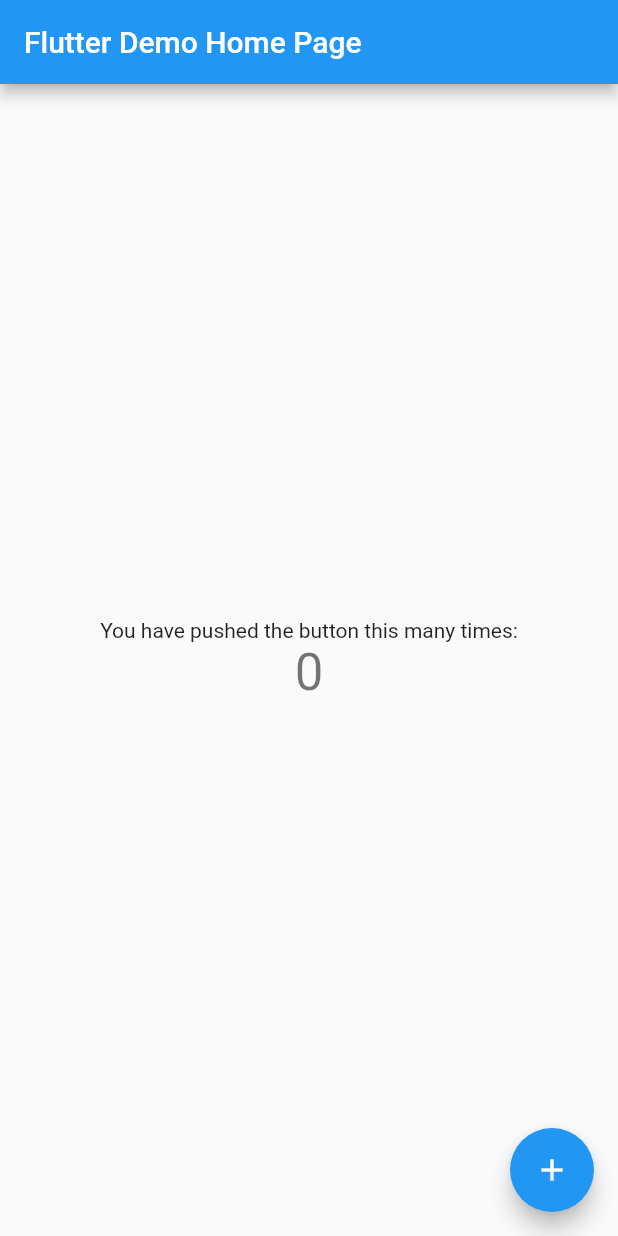
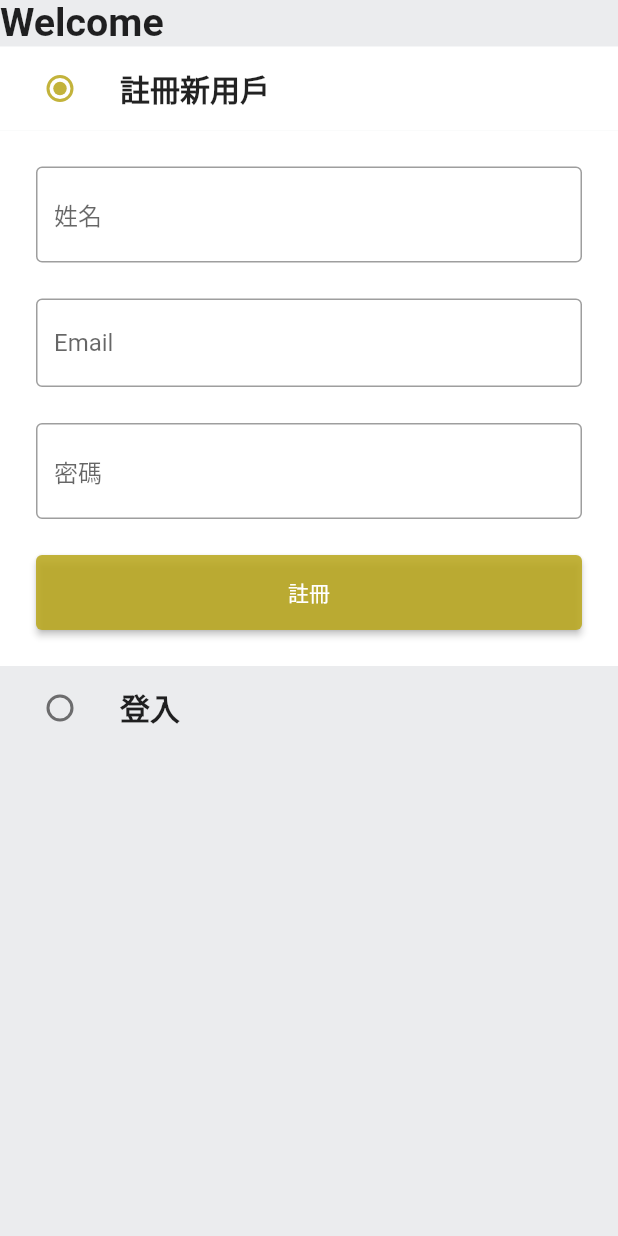
Before and after one commit to atomjay/Flutter_EC_Demo, a Flutter app: the screen it shows after launch, on a phone screen of 412 x 824 dp. Run offline on Flutter 3.47's test engine with Material 2 defaults, Android fonts, the phone set to English and light mode, and no system bars; our stand-ins replace velocity_x.

Commit message:
day1 complete

```diff
--- /dev/null
+++ b/lib/common/widgets/custom_button.dart
@@ -0,0 +1,24 @@
+// ignore_for_file: public_member_api_docs, sort_constructors_first
+import 'package:flutter/material.dart';
+
+class CustomButton extends StatelessWidget {
+  final String btnText;
+  final VoidCallback onTab;
+  const CustomButton({
+    Key? key,
+    required this.btnText,
+    required this.onTab,
+  }) : super(key: key);
+
+  @override
+  Widget build(BuildContext context) {
+    return ElevatedButton(
+        onPressed: onTab,
+        child: Text(
+          btnText,
+        ),
+        style: ElevatedButton.styleFrom(
+          minimumSize: Size(double.infinity, 50.0),
+        ));
+  }
+}
--- /dev/null
+++ b/lib/common/widgets/custom_textfield.dart
@@ -0,0 +1,39 @@
+// ignore_for_file: public_member_api_docs, sort_constructors_first
+import 'package:flutter/material.dart';
+
+class CustomTextField extends StatelessWidget {
+  final TextEditingController controller;
+  final String hintText;
+
+  const CustomTextField({
+    Key? key,
+    required this.controller,
+    required this.hintText,
+  }) : super(key: key);
+
+  @override
+  Widget build(BuildContext context) {
+    return TextFormField(
+      controller: controller,
+      decoration: InputDecoration(
+        hintText: hintText,
+        border: const OutlineInputBorder(
+          borderSide: BorderSide(
+            color: Colors.black38,
+          ),
+        ),
+        enabledBorder: const OutlineInputBorder(
+          borderSide: BorderSide(
+            color: Colors.black38,
+          ),
+        ),
+      ),
+      validator: (val) {
+        if (val == null || val.isEmpty) {
+          return '請輸入你的$hintText';
+        }
+        return null;
+      },
+    );
+  }
+}
--- /dev/null
+++ b/lib/constants/global_variables.dart
@@ -0,0 +1,52 @@
+import 'package:flutter/material.dart';
+
+String uri = 'http://localhost:3000';
+
+class GlobalVariables {
+  // COLORS
+  static const appBarGradient = LinearGradient(
+    colors: [
+      Color.fromARGB(255, 29, 201, 192),
+      Color.fromARGB(255, 125, 221, 216),
+    ],
+    stops: [0.5, 1.0],
+  );
+
+  static const secondaryColor = Color.fromARGB(223, 186, 168, 31);
+  static const backgroundColor = Colors.white;
+  static const Color greyBackgroundColor = Color(0xffebecee);
+  static var selectedNavBarColor = Colors.cyan[800]!;
+  static const unselectedNavBarColor = Colors.black87;
+
+  // STATIC IMAGES
+  static const List<String> carouselImages = [
+    'https://images-eu.ssl-images-amazon.com/images/G/31/img21/Wireless/WLA/TS/D37847648_Accessories_savingdays_Jan22_Cat_PC_1500.jpg',
+    'https://images-eu.ssl-images-amazon.com/images/G/31/img2021/Vday/bwl/English.jpg',
+    'https://images-eu.ssl-images-amazon.com/images/G/31/img22/Wireless/AdvantagePrime/BAU/14thJan/D37196025_IN_WL_AdvantageJustforPrime_Jan_Mob_ingress-banner_1242x450.jpg',
+    'https://images-na.ssl-images-amazon.com/images/G/31/Symbol/2020/00NEW/1242_450Banners/PL31_copy._CB432483346_.jpg',
+    'https://images-na.ssl-images-amazon.com/images/G/31/img21/shoes/September/SSW/pc-header._CB641971330_.jpg',
+  ];
+
+  static const List<Map<String, String>> categoryImages = [
+    {
+      'title': 'Mobiles',
+      'image': 'assets/images/mobiles.jpeg',
+    },
+    {
+      'title': 'Essentials',
+      'image': 'assets/images/essentials.jpeg',
+    },
+    {
+      'title': 'Appliances',
+      'image': 'assets/images/appliances.jpeg',
+    },
+    {
+      'title': 'Books',
+      'image': 'assets/images/books.jpeg',
+    },
+    {
+      'title': 'Fashion',
+      'image': 'assets/images/fashion.jpeg',
+    },
+  ];
+}
--- /dev/null
+++ b/lib/features/auth/screens/auth_screen.dart
@@ -0,0 +1,151 @@
+import 'package:ec/common/widgets/custom_button.dart';
+import 'package:ec/common/widgets/custom_textfield.dart';
+import 'package:ec/constants/global_variables.dart';
+import 'package:ec/features/auth/services/auth_service.dart';
+import 'package:flutter/material.dart';
+import "package:velocity_x/velocity_x.dart";
+
+enum Auth {
+  signin,
+  signup,
+}
+
+class AuthScreen extends StatefulWidget {
+  static const String routeName = '/auth-screen';
+  const AuthScreen({super.key});
+
+  @override
+  State<AuthScreen> createState() => _AuthScreenState();
+}
+
+class _AuthScreenState extends State<AuthScreen> {
+  Auth _auth = Auth.signup;
+  final _signUpFormKey = GlobalKey<FormState>();
+  final _signInFormKey = GlobalKey<FormState>();
+  final AuthService authService = AuthService();
+
+  final TextEditingController _emailController = TextEditingController();
+  final TextEditingController _passwordController = TextEditingController();
+  final TextEditingController _nameController = TextEditingController();
+
+  @override
+  void dispose() {
+    super.dispose();
+    _emailController.dispose();
+    _passwordController.dispose();
+    _nameController.dispose();
+  }
+
+  void signUpUser() {
+    authService.signUpUser(
+        email: _emailController.text,
+        password: _passwordController.text,
+        name: _nameController.text,
+        context: context);
+  }
+
+  @override
+  Widget build(BuildContext context) {
+    return Scaffold(
+        backgroundColor: GlobalVariables.greyBackgroundColor,
+        body: SafeArea(
+          child: Column(
+            crossAxisAlignment: CrossAxisAlignment.start,
+            children: [
+              Text('Welcome').text.xl3.bold.make(),
+              ListTile(
+                tileColor: _auth == Auth.signup
+                    ? GlobalVariables.backgroundColor
+                    : GlobalVariables.greyBackgroundColor,
+                title: Text('註冊新用戶').text.xl.bold.make(),
+                leading: Radio(
+                    activeColor: GlobalVariables.secondaryColor,
+                    value: Auth.signup,
+                    groupValue: _auth,
+                    onChanged: (Auth? value) {
+                      setState(() {
+                        _auth = value!;
+                      });
+                    }),
+              ),
+              if (_auth == Auth.signup)
+                Container(
+                  padding: EdgeInsets.all(24.0),
+                  color: GlobalVariables.backgroundColor,
+                  child: Form(
+                    key: _signUpFormKey,
+                    child: Column(
+                      children: [
+                        CustomTextField(
+                          hintText: '姓名',
+                          controller: _nameController,
+                        ),
+                        SizedBox().p12(),
+                        CustomTextField(
+                          hintText: 'Email',
+                          controller: _emailController,
+                        ),
+                        SizedBox().p12(),
+                        CustomTextField(
+                          hintText: '密碼',
+                          controller: _passwordController,
+                        ),
+                        SizedBox().p12(),
+                        CustomButton(
+                          btnText: '註冊',
+                          onTab: () {
+                            if (_signUpFormKey.currentState!.validate()) {
+                              signUpUser();
+                            }
+                          },
+                        )
+                      ],
+                    ),
+                  ),
+                ),
+              ListTile(
+                tileColor: _auth == Auth.signin
+                    ? GlobalVariables.backgroundColor
+                    : GlobalVariables.greyBackgroundColor,
+                title: Text('登入').text.xl.bold.make(),
+                leading: Radio(
+                    activeColor: GlobalVariables.secondaryColor,
+                    value: Auth.signin,
+                    groupValue: _auth,
+                    onChanged: (Auth? value) {
+                      setState(() {
+                        _auth = value!;
+                      });
+                    }),
+              ),
+              if (_auth == Auth.signin)
+                Container(
+                  padding: EdgeInsets.all(24.0),
+                  color: GlobalVariables.backgroundColor,
+                  child: Form(
+                    key: _signInFormKey,
+                    child: Column(
+                      children: [
+                        CustomTextField(
+                          hintText: 'Email',
+                          controller: _emailController,
+                        ),
+                        SizedBox().p12(),
+                        CustomTextField(
+                          hintText: '密碼',
+                          controller: _passwordController,
+                        ),
+                        SizedBox().p12(),
+                        CustomButton(
+                          btnText: '登入',
+                          onTab: () {},
+                        )
+                      ],
+                    ),
+                  ),
+                ),
+            ],
+          ),
+        ));
+  }
+}
--- a/lib/main.dart
+++ b/lib/main.dart
@@ -1,4 +1,7 @@
+import 'package:ec/router.dart';
 import 'package:flutter/material.dart';
+import 'constants/global_variables.dart';
+import 'features/auth/screens/auth_screen.dart';
 
 void main() {
   runApp(const MyApp());
@@ -11,105 +14,19 @@
   @override
   Widget build(BuildContext context) {
     return MaterialApp(
-      title: 'Flutter Demo',
+      title: 'EC Demo',
       theme: ThemeData(
-        // This is the theme of your application.
-        //
-        // Try running your application with "flutter run". You'll see the
-        // application has a blue toolbar. Then, without quitting the app, try
-        // changing the primarySwatch below to Colors.green and then invoke
-        // "hot reload" (press "r" in the console where you ran "flutter run",
-        // or simply save your changes to "hot reload" in a Flutter IDE).
-        // Notice that the counter didn't reset back to zero; the application
-        // is not restarted.
-        primarySwatch: Colors.blue,
+        scaffoldBackgroundColor: GlobalVariables.backgroundColor,
+        colorScheme: ColorScheme.light(primary: GlobalVariables.secondaryColor),
+        appBarTheme: AppBarTheme(
+          elevation: 0.0,
+          backgroundColor: Colors.white,
+          foregroundColor: Colors.black,
+          iconTheme: IconThemeData(color: Colors.black),
+        ),
       ),
-      home: const MyHomePage(title: 'Flutter Demo Home Page'),
+      onGenerateRoute: (settings) => generateRoute(settings),
+      home: AuthScreen(),
     );
   }
 }
-
-class MyHomePage extends StatefulWidget {
-  const MyHomePage({super.key, required this.title});
-
-  // This widget is the home page of your application. It is stateful, meaning
-  // that it has a State object (defined below) that contains fields that affect
-  // how it looks.
-
-  // This class is the configuration for the state. It holds the values (in this
-  // case the title) provided by the parent (in this case the App widget) and
-  // used by the build method of the State. Fields in a Widget subclass are
-  // always marked "final".
-
-  final String title;
-
-  @override
-  State<MyHomePage> createState() => _MyHomePageState();
-}
-
-class _MyHomePageState extends State<MyHomePage> {
-  int _counter = 0;
-
-  void _incrementCounter() {
-    setState(() {
-      // This call to setState tells the Flutter framework that something has
-      // changed in this State, which causes it to rerun the build method below
-      // so that the display can reflect the updated values. If we changed
-      // _counter without calling setState(), then the build method would not be
-      // called again, and so nothing would appear to happen.
-      _counter++;
-    });
-  }
-
-  @override
-  Widget build(BuildContext context) {
-    // This method is rerun every time setState is called, for instance as done
-    // by the _incrementCounter method above.
-    //
-    // The Flutter framework has been optimized to make rerunning build methods
-    // fast, so that you can just rebuild anything that needs updating rather
-    // than having to individually change instances of widgets.
-    return Scaffold(
-      appBar: AppBar(
-        // Here we take the value from the MyHomePage object that was created by
-        // the App.build method, and use it to set our appbar title.
-        title: Text(widget.title),
-      ),
-      body: Center(
-        // Center is a layout widget. It takes a single child and positions it
-        // in the middle of the parent.
-        child: Column(
-          // Column is also a layout widget. It takes a list of children and
-          // arranges them vertically. By default, it sizes itself to fit its
-          // children horizontally, and tries to be as tall as its parent.
-          //
-          // Invoke "debug painting" (press "p" in the console, choose the
-          // "Toggle Debug Paint" action from the Flutter Inspector in Android
-          // Studio, or the "Toggle Debug Paint" command in Visual Studio Code)
-          // to see the wireframe for each widget.
-          //
-          // Column has various properties to control how it sizes itself and
-          // how it positions its children. Here we use mainAxisAlignment to
-          // center the children vertically; the main axis here is the vertical
-          // axis because Columns are vertical (the cross axis would be
-          // horizontal).
-          mainAxisAlignment: MainAxisAlignment.center,
-          children: <Widget>[
-            const Text(
-              'You have pushed the button this many times:',
-            ),
-            Text(
-              '$_counter',
-              style: Theme.of(context).textTheme.headline4,
-            ),
-          ],
-        ),
-      ),
-      floatingActionButton: FloatingActionButton(
-        onPressed: _incrementCounter,
-        tooltip: 'Increment',
-        child: const Icon(Icons.add),
-      ), // This trailing comma makes auto-formatting nicer for build methods.
-    );
-  }
-}
--- /dev/null
+++ b/lib/models/user.dart
@@ -0,0 +1,49 @@
+import 'dart:convert';
+
+class User {
+  final String? id;
+  final String? name;
+  final String? email;
+  final String? password;
+  final String? address;
+  final String? type;
+  final String? token;
+
+  User(
+      {this.id,
+      this.name,
+      this.email,
+      this.password,
+      this.address,
+      this.type,
+      this.token});
+
+  Map<String, dynamic> toMap() {
+    return <String, dynamic>{
+      'id': id,
+      'name': name,
+      'email': email,
+      'password': password,
+      'address': address,
+      'type': type,
+      'token': token,
+    };
+  }
+
+  factory User.fromMap(Map<String, dynamic> map) {
+    return User(
+      id: map['_id'] ?? '',
+      name: map['name'] ?? '',
+      email: map['email'] ?? '',
+      password: map['password'] ?? '',
+      address: map['address'] ?? '',
+      type: map['type'] ?? '',
+      token: map['token'] ?? '',
+    );
+  }
+
+  String toJson() => json.encode(toMap());
+
+  factory User.fromJson(String source) =>
+      User.fromMap(json.decode(source) as Map<String, dynamic>);
+}
```
Also changed, not shown: lib/constants/error_handling.dart (added, +36 -0 lines), lib/constants/utils.dart (added, +10 -0 lines), lib/features/auth/services/auth_service.dart (added, +45 -0 lines), lib/router.dart (added, +22 -0 lines), pubspec.yaml (+3 -70 lines), pubspec.lock, 5 other files.
